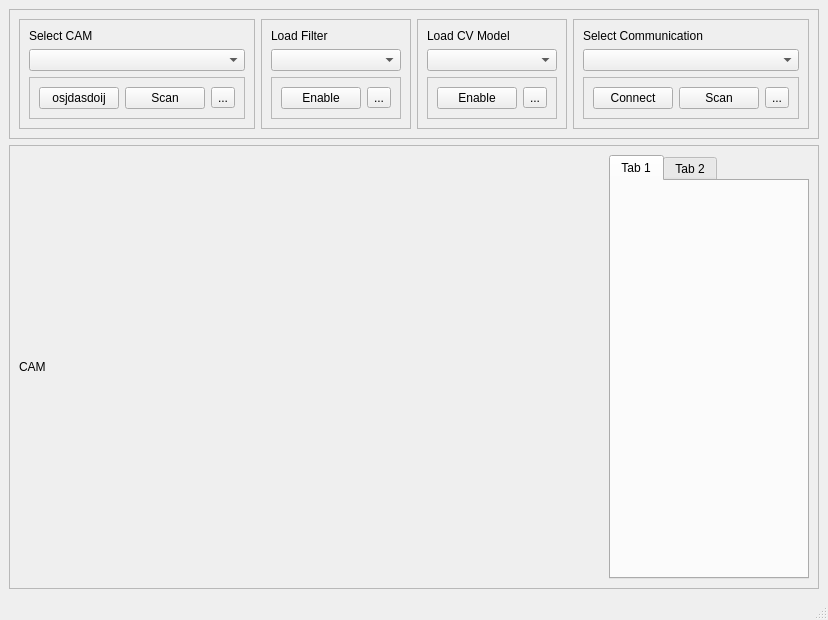
Above: ui_files/mainwindow.ui from FrancoLopez0/GeneralCV before the change. Below: the same form after it.
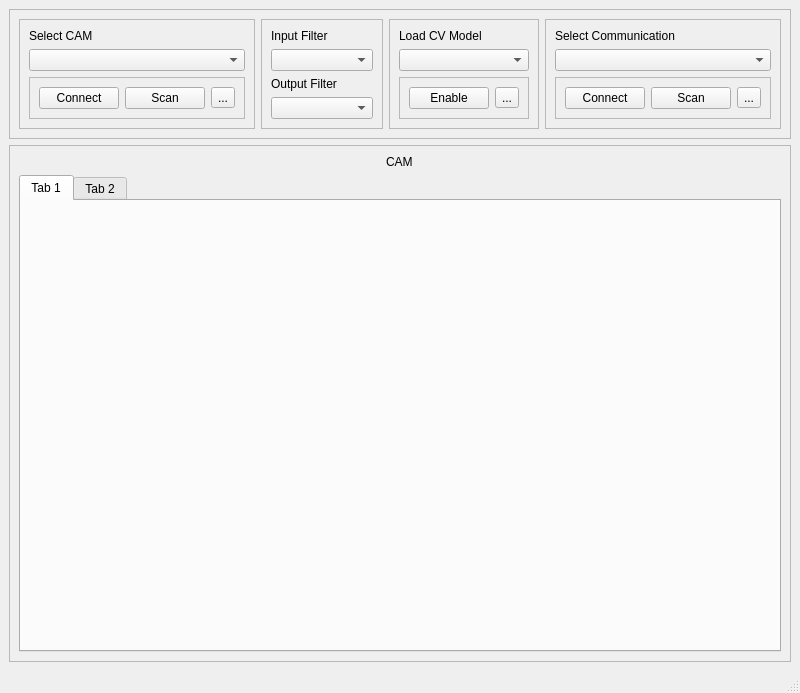
That is the form after the change.

Patch:
```diff
--- a/ui_files/mainwindow.ui
+++ b/ui_files/mainwindow.ui
@@ -7,7 +7,7 @@
     <x>0</x>
     <y>0</y>
     <width>800</width>
-    <height>620</height>
+    <height>693</height>
    </rect>
   </property>
   <property name="windowTitle">
@@ -55,7 +55,7 @@
              <item>
               <widget class="QPushButton" name="pushButton">
                <property name="text">
-                <string>osjdasdoij</string>
+                <string>Connect</string>
                </property>
               </widget>
              </item>
@@ -91,7 +91,7 @@
           <item>
            <widget class="QLabel" name="label_2">
             <property name="text">
-             <string>Load Filter</string>
+             <string>Input Filter</string>
             </property>
            </widget>
           </item>
@@ -99,31 +99,15 @@
            <widget class="QComboBox" name="comboBox_2"/>
           </item>
           <item>
-           <widget class="QFrame" name="frame_8">
-            <property name="frameShape">
-             <enum>QFrame::Shape::StyledPanel</enum>
+           <widget class="QLabel" name="label_5">
+            <property name="text">
+             <string>Output Filter</string>
             </property>
-            <property name="frameShadow">
-             <enum>QFrame::Shadow::Raised</enum>
-            </property>
-            <layout class="QHBoxLayout" name="horizontalLayout_3">
-             <item>
-              <widget class="QPushButton" name="pushButton_2">
-               <property name="text">
-                <string>Enable</string>
-               </property>
-              </widget>
-             </item>
-             <item>
-              <widget class="QToolButton" name="toolButton">
-               <property name="text">
-                <string>...</string>
-               </property>
-              </widget>
-             </item>
-            </layout>
            </widget>
           </item>
+          <item>
+           <widget class="QComboBox" name="cbSelectOuputFilter"/>
+          </item>
          </layout>
         </widget>
        </item>
@@ -242,11 +226,11 @@
        <enum>QFrame::Shadow::Raised</enum>
       </property>
       <layout class="QGridLayout" name="gridLayout">
-       <item row="1" column="1">
+       <item row="2" column="0">
         <widget class="QTabWidget" name="parameters">
          <property name="maximumSize">
           <size>
-           <width>200</width>
+           <width>1000</width>
            <height>1000</height>
           </size>
          </property>
@@ -265,12 +249,15 @@
          </widget>
         </widget>
        </item>
-       <item row="1" column="0">
+       <item row="3" column="0">
+        <layout class="QVBoxLayout" name="verticalLayout_8"/>
+       </item>
+       <item row="1" column="0" alignment="Qt::AlignmentFlag::AlignHCenter">
         <widget class="QLabel" name="cam">
          <property name="maximumSize">
           <size>
-           <width>640</width>
-           <height>480</height>
+           <width>1000</width>
+           <height>1000</height>
           </size>
          </property>
          <property name="text">
```
Left out of the diff: 2 changed lines with no effect on the pictures.
